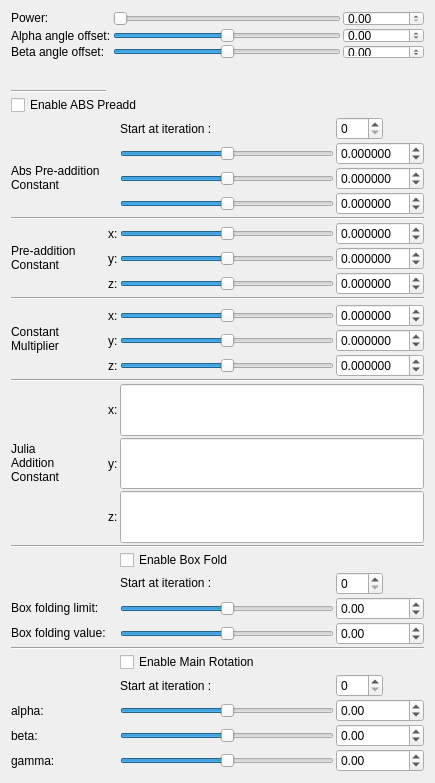
Old version of the form mandelbulber2/qt_data/fractal_mandelbulb5.ui in the repository buddhi1980/mandelbulber2.
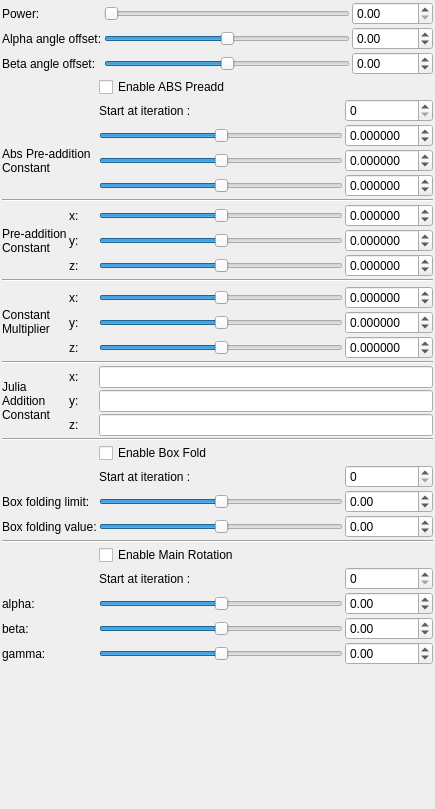
New version of the form. Custom widgets are drawn as their Qt base class.

Commit message: Mandelbulb5 code cleaned up. Added vector * vector mutiply in CVector class Cleaned up ui for Mandelbulb5 (but it can't be final version)

Diff of the .ui file:
```diff
--- a/mandelbulber2/qt_data/fractal_mandelbulb5.ui
+++ b/mandelbulber2/qt_data/fractal_mandelbulb5.ui
@@ -7,7 +7,7 @@
     <x>0</x>
     <y>0</y>
     <width>435</width>
-    <height>783</height>
+    <height>809</height>
    </rect>
   </property>
   <property name="windowTitle">
@@ -16,14 +16,35 @@
   <property name="layoutDirection">
    <enum>Qt::LeftToRight</enum>
   </property>
-  <layout class="QFormLayout" name="formLayout">
-   <item row="2" column="0" colspan="2">
+  <layout class="QVBoxLayout" name="verticalLayout">
+   <property name="spacing">
+    <number>2</number>
+   </property>
+   <property name="leftMargin">
+    <number>2</number>
+   </property>
+   <property name="topMargin">
+    <number>2</number>
+   </property>
+   <property name="rightMargin">
+    <number>2</number>
+   </property>
+   <property name="bottomMargin">
+    <number>2</number>
+   </property>
+   <item>
     <layout class="QGridLayout" name="gridLayout">
      <property name="spacing">
       <number>2</number>
      </property>
      <item row="1" column="1">
       <widget class="QSlider" name="slider_mandelbulb5_alpha_angle_offset">
+       <property name="sizePolicy">
+        <sizepolicy hsizetype="Expanding" vsizetype="Maximum">
+         <horstretch>0</horstretch>
+         <verstretch>0</verstretch>
+        </sizepolicy>
+       </property>
        <property name="minimum">
         <number>-18000</number>
        </property>
@@ -127,12 +148,6 @@
      </item>
      <item row="0" column="0">
       <widget class="QLabel" name="label_7">
-       <property name="sizePolicy">
-        <sizepolicy hsizetype="Fixed" vsizetype="Fixed">
-         <horstretch>0</horstretch>
-         <verstretch>0</verstretch>
-        </sizepolicy>
-       </property>
        <property name="text">
         <string>Power:</string>
        </property>
@@ -140,12 +155,6 @@
      </item>
      <item row="1" column="0">
       <widget class="QLabel" name="label_8">
-       <property name="sizePolicy">
-        <sizepolicy hsizetype="Minimum" vsizetype="Preferred">
-         <horstretch>0</horstretch>
-         <verstretch>0</verstretch>
-        </sizepolicy>
-       </property>
        <property name="text">
         <string>Alpha angle offset:</string>
        </property>
@@ -160,6 +169,12 @@
      </item>
      <item row="2" column="1">
       <widget class="QSlider" name="slider_mandelbulb5_beta_angle_offset">
+       <property name="sizePolicy">
+        <sizepolicy hsizetype="Expanding" vsizetype="Maximum">
+         <horstretch>0</horstretch>
+         <verstretch>0</verstretch>
+        </sizepolicy>
+       </property>
        <property name="minimum">
         <number>-18000</number>
        </property>
@@ -180,7 +195,7 @@
      <item row="0" column="1">
       <widget class="QSlider" name="slider_mandelbulb5_power">
        <property name="sizePolicy">
-        <sizepolicy hsizetype="Expanding" vsizetype="Fixed">
+        <sizepolicy hsizetype="Expanding" vsizetype="Maximum">
          <horstretch>0</horstretch>
          <verstretch>0</verstretch>
         </sizepolicy>
@@ -198,15 +213,15 @@
      </item>
     </layout>
    </item>
-   <item row="3" column="0" colspan="2">
+   <item>
     <layout class="QGridLayout" name="gridLayout_3">
      <property name="spacing">
       <number>2</number>
      </property>
-     <item row="24" column="3">
+     <item row="21" column="3">
       <widget class="MyDoubleSpinBox" name="spinbox_mandelbulb5_folding_limit">
        <property name="sizePolicy">
-        <sizepolicy hsizetype="Minimum" vsizetype="Minimum">
+        <sizepolicy hsizetype="Minimum" vsizetype="Maximum">
          <horstretch>0</horstretch>
          <verstretch>0</verstretch>
         </sizepolicy>
@@ -231,10 +246,10 @@
        </property>
       </widget>
      </item>
-     <item row="15" column="2">
+     <item row="13" column="2">
       <widget class="QSlider" name="slider3_mandelbulb5_constantMultiplier_z">
        <property name="sizePolicy">
-        <sizepolicy hsizetype="Expanding" vsizetype="Fixed">
+        <sizepolicy hsizetype="Expanding" vsizetype="Maximum">
          <horstretch>0</horstretch>
          <verstretch>0</verstretch>
         </sizepolicy>
@@ -253,8 +268,21 @@
        </property>
       </widget>
      </item>
-     <item row="4" column="3">
+     <item row="6" column="1">
+      <widget class="QLabel" name="label_3">
+       <property name="text">
+        <string>x:</string>
+       </property>
+      </widget>
+     </item>
+     <item row="2" column="3">
       <widget class="MyDoubleSpinBox" name="spinbox3_mandelbulb5_absPreadd_x">
+       <property name="sizePolicy">
+        <sizepolicy hsizetype="Minimum" vsizetype="Maximum">
+         <horstretch>0</horstretch>
+         <verstretch>0</verstretch>
+        </sizepolicy>
+       </property>
        <property name="prefix">
         <string/>
        </property>
@@ -269,27 +297,24 @@
        </property>
       </widget>
      </item>
-     <item row="25" column="0">
-      <widget class="QLabel" name="label_10">
-       <property name="sizePolicy">
-        <sizepolicy hsizetype="Fixed" vsizetype="Fixed">
-         <horstretch>0</horstretch>
-         <verstretch>0</verstretch>
-        </sizepolicy>
-       </property>
-       <property name="text">
-        <string>Box folding value:</string>
-       </property>
-      </widget>
-     </item>
-     <item row="9" column="1">
+     <item row="7" column="1">
       <widget class="QLabel" name="label_4">
        <property name="text">
         <string>y:</string>
        </property>
       </widget>
      </item>
-     <item row="27" column="2" colspan="2">
+     <item row="15" column="2" colspan="2">
+      <widget class="MyLineEdit" name="vect3_mandelbulb5_juliaAddConstant_x">
+       <property name="sizePolicy">
+        <sizepolicy hsizetype="Minimum" vsizetype="Maximum">
+         <horstretch>0</horstretch>
+         <verstretch>0</verstretch>
+        </sizepolicy>
+       </property>
+      </widget>
+     </item>
+     <item row="24" column="2" colspan="2">
       <widget class="MyCheckBox" name="checkBox_mandelbulb5_main_rotation_enabled">
        <property name="sizePolicy">
         <sizepolicy hsizetype="Minimum" vsizetype="Maximum">
@@ -302,20 +327,10 @@
        </property>
       </widget>
      </item>
-     <item row="17" column="2" colspan="2">
-      <widget class="MyLineEdit" name="vect3_mandelbulb5_juliaAddConstant_x">
-       <property name="sizePolicy">
-        <sizepolicy hsizetype="Expanding" vsizetype="Expanding">
-         <horstretch>0</horstretch>
-         <verstretch>0</verstretch>
-        </sizepolicy>
-       </property>
-      </widget>
-     </item>
-     <item row="15" column="3">
+     <item row="13" column="3">
       <widget class="MyDoubleSpinBox" name="spinbox3_mandelbulb5_constantMultiplier_z">
        <property name="sizePolicy">
-        <sizepolicy hsizetype="Minimum" vsizetype="Minimum">
+        <sizepolicy hsizetype="Minimum" vsizetype="Maximum">
          <horstretch>0</horstretch>
          <verstretch>0</verstretch>
         </sizepolicy>
@@ -340,10 +355,10 @@
        </property>
       </widget>
      </item>
-     <item row="10" column="3">
+     <item row="8" column="3">
       <widget class="MyDoubleSpinBox" name="spinbox3_mandelbulb5_preadd_z">
        <property name="sizePolicy">
-        <sizepolicy hsizetype="Minimum" vsizetype="Minimum">
+        <sizepolicy hsizetype="Minimum" vsizetype="Maximum">
          <horstretch>0</horstretch>
          <verstretch>0</verstretch>
         </sizepolicy>
@@ -359,17 +374,17 @@
        </property>
       </widget>
      </item>
-     <item row="18" column="1">
+     <item row="16" column="1">
       <widget class="QLabel" name="label_13">
        <property name="text">
         <string>y:</string>
        </property>
       </widget>
      </item>
-     <item row="8" column="3">
+     <item row="6" column="3">
       <widget class="MyDoubleSpinBox" name="spinbox3_mandelbulb5_preadd_x">
        <property name="sizePolicy">
-        <sizepolicy hsizetype="Minimum" vsizetype="Minimum">
+        <sizepolicy hsizetype="Minimum" vsizetype="Maximum">
          <horstretch>0</horstretch>
          <verstretch>0</verstretch>
         </sizepolicy>
@@ -388,10 +403,10 @@
        </property>
       </widget>
      </item>
-     <item row="10" column="2">
+     <item row="8" column="2">
       <widget class="QSlider" name="slider3_mandelbulb5_preadd_z">
        <property name="sizePolicy">
-        <sizepolicy hsizetype="Expanding" vsizetype="Fixed">
+        <sizepolicy hsizetype="Expanding" vsizetype="Maximum">
          <horstretch>0</horstretch>
          <verstretch>0</verstretch>
         </sizepolicy>
@@ -407,58 +422,17 @@
        </property>
       </widget>
      </item>
-     <item row="19" column="1">
+     <item row="17" column="1">
       <widget class="QLabel" name="label_15">
        <property name="text">
         <string>z:</string>
        </property>
       </widget>
      </item>
-     <item row="13" column="3">
-      <widget class="MyDoubleSpinBox" name="spinbox3_mandelbulb5_constantMultiplier_x">
-       <property name="sizePolicy">
-        <sizepolicy hsizetype="Minimum" vsizetype="Minimum">
-         <horstretch>0</horstretch>
-         <verstretch>0</verstretch>
-        </sizepolicy>
-       </property>
-       <property name="prefix">
-        <string/>
-       </property>
-       <property name="suffix">
-        <string/>
-       </property>
-       <property name="decimals">
-        <number>6</number>
-       </property>
-       <property name="minimum">
-        <double>-99.989999999999995</double>
-       </property>
-       <property name="maximum">
-        <double>99.989999999999995</double>
-       </property>
-       <property name="singleStep">
-        <double>0.100000000000000</double>
-       </property>
-      </widget>
-     </item>
-     <item row="13" column="1">
-      <widget class="QLabel" name="label_115">
-       <property name="sizePolicy">
-        <sizepolicy hsizetype="Preferred" vsizetype="Preferred">
-         <horstretch>0</horstretch>
-         <verstretch>0</verstretch>
-        </sizepolicy>
-       </property>
-       <property name="text">
-        <string>x:</string>
-       </property>
-      </widget>
-     </item>
-     <item row="30" column="2">
+     <item row="27" column="2">
       <widget class="QSlider" name="slider3_mandelbulb5_rotation_main_y">
        <property name="sizePolicy">
-        <sizepolicy hsizetype="Expanding" vsizetype="Fixed">
+        <sizepolicy hsizetype="Expanding" vsizetype="Maximum">
          <horstretch>0</horstretch>
          <verstretch>0</verstretch>
         </sizepolicy>
@@ -474,27 +448,68 @@
        </property>
       </widget>
      </item>
-     <item row="18" column="2" colspan="2">
+     <item row="11" column="3">
+      <widget class="MyDoubleSpinBox" name="spinbox3_mandelbulb5_constantMultiplier_x">
+       <property name="sizePolicy">
+        <sizepolicy hsizetype="Minimum" vsizetype="Maximum">
+         <horstretch>0</horstretch>
+         <verstretch>0</verstretch>
+        </sizepolicy>
+       </property>
+       <property name="prefix">
+        <string/>
+       </property>
+       <property name="suffix">
+        <string/>
+       </property>
+       <property name="decimals">
+        <number>6</number>
+       </property>
+       <property name="minimum">
+        <double>-99.989999999999995</double>
+       </property>
+       <property name="maximum">
+        <double>99.989999999999995</double>
+       </property>
+       <property name="singleStep">
+        <double>0.100000000000000</double>
+       </property>
+      </widget>
+     </item>
+     <item row="16" column="2" colspan="2">
       <widget class="MyLineEdit" name="vect3_mandelbulb5_juliaAddConstant_y">
        <property name="sizePolicy">
-        <sizepolicy hsizetype="Expanding" vsizetype="Expanding">
+        <sizepolicy hsizetype="Minimum" vsizetype="Maximum">
          <horstretch>0</horstretch>
          <verstretch>0</verstretch>
         </sizepolicy>
        </property>
       </widget>
      </item>
-     <item row="20" column="0" colspan="4">
+     <item row="11" column="1">
+      <widget class="QLabel" name="label_115">
+       <property name="sizePolicy">
+        <sizepolicy hsizetype="Preferred" vsizetype="Preferred">
+         <horstretch>0</horstretch>
+         <verstretch>0</verstretch>
+        </sizepolicy>
+       </property>
+       <property name="text">
+        <string>x:</string>
+       </property>
+      </widget>
+     </item>
+     <item row="18" column="0" colspan="4">
       <widget class="Line" name="line_2">
        <property name="orientation">
         <enum>Qt::Horizontal</enum>
        </property>
       </widget>
      </item>
-     <item row="9" column="2">
+     <item row="7" column="2">
       <widget class="QSlider" name="slider3_mandelbulb5_preadd_y">
        <property name="sizePolicy">
-        <sizepolicy hsizetype="Expanding" vsizetype="Fixed">
+        <sizepolicy hsizetype="Expanding" vsizetype="Maximum">
          <horstretch>0</horstretch>
          <verstretch>0</verstretch>
         </sizepolicy>
@@ -510,30 +525,38 @@
        </property>
       </widget>
      </item>
-     <item row="24" column="0">
-      <widget class="QLabel" name="label_12">
+     <item row="12" column="3">
+      <widget class="MyDoubleSpinBox" name="spinbox3_mandelbulb5_constantMultiplier_y">
        <property name="sizePolicy">
-        <sizepolicy hsizetype="Fixed" vsizetype="Fixed">
+        <sizepolicy hsizetype="Minimum" vsizetype="Maximum">
          <horstretch>0</horstretch>
          <verstretch>0</verstretch>
         </sizepolicy>
        </property>
-       <property name="text">
-        <string>Box folding limit:</string>
+       <property name="prefix">
+        <string/>
        </property>
-      </widget>
-     </item>
-     <item row="8" column="1">
-      <widget class="QLabel" name="label_3">
-       <property name="text">
-        <string>x:</string>
+       <property name="suffix">
+        <string/>
        </property>
+       <property name="decimals">
+        <number>6</number>
+       </property>
+       <property name="minimum">
+        <double>-99.989999999999995</double>
+       </property>
+       <property name="maximum">
+        <double>99.989999999999995</double>
+       </property>
+       <property name="singleStep">
+        <double>0.100000000000000</double>
+       </property>
       </widget>
      </item>
-     <item row="13" column="2">
+     <item row="11" column="2">
       <widget class="QSlider" name="slider3_mandelbulb5_constantMultiplier_x">
        <property name="sizePolicy">
-        <sizepolicy hsizetype="Expanding" vsizetype="Fixed">
+        <sizepolicy hsizetype="Expanding" vsizetype="Maximum">
          <horstretch>0</horstretch>
          <verstretch>0</verstretch>
         </sizepolicy>
@@ -552,21 +575,56 @@
        </property>
       </widget>
      </item>
-     <item row="26" column="0" colspan="4">
+     <item row="23" column="0" colspan="4">
       <widget class="Line" name="line">
        <property name="orientation">
         <enum>Qt::Horizontal</enum>
        </property>
       </widget>
      </item>
-     <item row="12" column="0" rowspan="4">
+     <item row="21" column="2">
+      <widget class="QSlider" name="slider_mandelbulb5_folding_limit">
+       <property name="sizePolicy">
+        <sizepolicy hsizetype="Expanding" vsizetype="Maximum">
+         <horstretch>0</horstretch>
+         <verstretch>0</verstretch>
+        </sizepolicy>
+       </property>
+       <property name="minimum">
+        <number>-1000</number>
+       </property>
+       <property name="maximum">
+        <number>1000</number>
+       </property>
+       <property name="singleStep">
+        <number>1</number>
+       </property>
+       <property name="orientation">
+        <enum>Qt::Horizontal</enum>
+       </property>
+      </widget>
+     </item>
+     <item row="6" column="2">
+      <widget class="QSlider" name="slider3_mandelbulb5_preadd_x">
+       <property name="sizePolicy">
+        <sizepolicy hsizetype="Expanding" vsizetype="Maximum">
+         <horstretch>0</horstretch>
+         <verstretch>0</verstretch>
+        </sizepolicy>
+       </property>
+       <property name="minimum">
+        <number>-5000000</number>
+       </property>
+       <property name="maximum">
+        <number>5000000</number>
+       </property>
+       <property name="orientation">
+        <enum>Qt::Horizontal</enum>
+       </property>
+      </widget>
+     </item>
+     <item row="10" column="0" rowspan="4">
       <widget class="QLabel" name="label_2">
-       <property name="sizePolicy">
-        <sizepolicy hsizetype="Fixed" vsizetype="Fixed">
-         <horstretch>0</horstretch>
-         <verstretch>0</verstretch>
-        </sizepolicy>
-       </property>
        <property name="text">
         <string>Constant 
 Multiplier</string>
@@ -576,82 +634,28 @@
        </property>
       </widget>
      </item>
-     <item row="24" column="2">
-      <widget class="QSlider" name="slider_mandelbulb5_folding_limit">
-       <property name="sizePolicy">
-        <sizepolicy hsizetype="Expanding" vsizetype="Fixed">
-         <horstretch>0</horstretch>
-         <verstretch>0</verstretch>
-        </sizepolicy>
-       </property>
-       <property name="minimum">
-        <number>-1000</number>
-       </property>
-       <property name="maximum">
-        <number>1000</number>
-       </property>
-       <property name="singleStep">
-        <number>1</number>
-       </property>
-       <property name="orientation">
-        <enum>Qt::Horizontal</enum>
-       </property>
-      </widget>
-     </item>
-     <item row="8" column="2">
-      <widget class="QSlider" name="slider3_mandelbulb5_preadd_x">
-       <property name="sizePolicy">
-        <sizepolicy hsizetype="Expanding" vsizetype="Fixed">
-         <horstretch>0</horstretch>
-         <verstretch>0</verstretch>
-        </sizepolicy>
-       </property>
-       <property name="minimum">
-        <number>-5000000</number>
-       </property>
-       <property name="maximum">
-        <number>5000000</number>
-       </property>
-       <property name="orientation">
-        <enum>Qt::Horizontal</enum>
-       </property>
-      </widget>
-     </item>
-     <item row="17" column="1">
+     <item row="15" column="1">
       <widget class="QLabel" name="label_6">
        <property name="text">
         <string>x:</string>
        </property>
       </widget>
      </item>
-     <item row="9" column="3">
-      <widget class="MyDoubleSpinBox" name="spinbox3_mandelbulb5_preadd_y">
-       <property name="sizePolicy">
-        <sizepolicy hsizetype="Minimum" vsizetype="Minimum">
-         <horstretch>0</horstretch>
-         <verstretch>0</verstretch>
-        </sizepolicy>
-       </property>
-       <property name="decimals">
-        <number>6</number>
-       </property>
-       <property name="minimum">
-        <double>-99.989999999999995</double>
-       </property>
-       <property name="singleStep">
-        <double>0.100000000000000</double>
-       </property>
-      </widget>
-     </item>
-     <item row="10" column="1">
+     <item row="8" column="1">
       <widget class="QLabel" name="label_11">
        <property name="text">
         <string>z:</string>
        </property>
       </widget>
      </item>
-     <item row="6" column="3">
+     <item row="4" column="3">
       <widget class="MyDoubleSpinBox" name="spinbox3_mandelbulb5_absPreadd_z">
+       <property name="sizePolicy">
+        <sizepolicy hsizetype="Minimum" vsizetype="Maximum">
+         <horstretch>0</horstretch>
+         <verstretch>0</verstretch>
+        </sizepolicy>
+       </property>
        <property name="decimals">
         <number>6</number>
        </property>
@@ -666,48 +670,45 @@
        </property>
       </widget>
      </item>
-     <item row="5" column="2">
+     <item row="7" column="3">
+      <widget class="MyDoubleSpinBox" name="spinbox3_mandelbulb5_preadd_y">
+       <property name="sizePolicy">
+        <sizepolicy hsizetype="Minimum" vsizetype="Maximum">
+         <horstretch>0</horstretch>
+         <verstretch>0</verstretch>
+        </sizepolicy>
+       </property>
+       <property name="decimals">
+        <number>6</number>
+       </property>
+       <property name="minimum">
+        <double>-99.989999999999995</double>
+       </property>
+       <property name="singleStep">
+        <double>0.100000000000000</double>
+       </property>
+      </widget>
+     </item>
+     <item row="3" column="2">
       <widget class="QSlider" name="slider3_mandelbulb5_absPreadd_y">
-       <property name="minimum">
-        <number>-5000000</number>
-       </property>
-       <property name="maximum">
-        <number>5000000</number>
-       </property>
-       <property name="orientation">
-        <enum>Qt::Horizontal</enum>
-       </property>
-      </widget>
-     </item>
-     <item row="25" column="3">
-      <widget class="MyDoubleSpinBox" name="spinbox_mandelbulb5_folding_value">
        <property name="sizePolicy">
-        <sizepolicy hsizetype="Minimum" vsizetype="Minimum">
+        <sizepolicy hsizetype="Expanding" vsizetype="Maximum">
          <horstretch>0</horstretch>
          <verstretch>0</verstretch>
         </sizepolicy>
        </property>
-       <property name="prefix">
-        <string/>
-       </property>
-       <property name="suffix">
-        <string/>
-       </property>
-       <property name="decimals">
-        <number>2</number>
-       </property>
        <property name="minimum">
-        <double>-100.000000000000000</double>
+        <number>-5000000</number>
        </property>
        <property name="maximum">
-        <double>100.000000000000000</double>
+        <number>5000000</number>
        </property>
-       <property name="singleStep">
-        <double>0.100000000000000</double>
+       <property name="orientation">
+        <enum>Qt::Horizontal</enum>
        </property>
       </widget>
      </item>
-     <item row="15" column="1">
+     <item row="13" column="1">
       <widget class="QLabel" name="label_117">
        <property name="sizePolicy">
         <sizepolicy hsizetype="Preferred" vsizetype="Preferred">
@@ -720,10 +721,10 @@
        </property>
       </widget>
      </item>
-     <item row="30" column="3">
+     <item row="27" column="3">
       <widget class="MyDoubleSpinBox" name="spinbox3_mandelbulb5_rotation_main_y">
        <property name="sizePolicy">
-        <sizepolicy hsizetype="Minimum" vsizetype="Minimum">
+        <sizepolicy hsizetype="Minimum" vsizetype="Maximum">
          <horstretch>0</horstretch>
          <verstretch>0</verstretch>
         </sizepolicy>
@@ -736,10 +737,38 @@
        </property>
       </widget>
      </item>
-     <item row="28" column="3">
+     <item row="22" column="3">
+      <widget class="MyDoubleSpinBox" name="spinbox_mandelbulb5_folding_value">
+       <property name="sizePolicy">
+        <sizepolicy hsizetype="Minimum" vsizetype="Maximum">
+         <horstretch>0</horstretch>
+         <verstretch>0</verstretch>
+        </sizepolicy>
+       </property>
+       <property name="prefix">
+        <string/>
+       </property>
+       <property name="suffix">
+        <string/>
+       </property>
+       <property name="decimals">
+        <number>2</number>
+       </property>
+       <property name="minimum">
+        <double>-100.000000000000000</double>
+       </property>
+       <property name="maximum">
+        <double>100.000000000000000</double>
+       </property>
+       <property name="singleStep">
+        <double>0.100000000000000</double>
+       </property>
+      </widget>
+     </item>
+     <item row="25" column="3">
       <widget class="MySpinBox" name="spinboxInt_mandelbulb5_main_rotation_iterations">
        <property name="sizePolicy">
-        <sizepolicy hsizetype="Fixed" vsizetype="Minimum">
+        <sizepolicy hsizetype="Minimum" vsizetype="Maximum">
          <horstretch>0</horstretch>
          <verstretch>0</verstretch>
         </sizepolicy>
@@ -749,29 +778,10 @@
        </property>
       </widget>
      </item>
-     <item row="29" column="3">
-      <widget class="MyDoubleSpinBox" name="spinbox3_mandelbulb5_rotation_main_x">
-       <property name="sizePolicy">
-        <sizepolicy hsizetype="Minimum" vsizetype="Minimum">
-         <horstretch>0</horstretch>
-         <verstretch>0</verstretch>
-        </sizepolicy>
-       </property>
-       <property name="minimum">
-        <double>-36000.000000000000000</double>
-       </property>
-       <property name="maximum">
-        <double>36000.000000000000000</double>
-       </property>
-       <property name="value">
-        <double>0.000000000000000</double>
-       </property>
-      </widget>
-     </item>
-     <item row="25" column="2">
+     <item row="22" column="2">
       <widget class="QSlider" name="slider_mandelbulb5_folding_value">
        <property name="sizePolicy">
-        <sizepolicy hsizetype="Expanding" vsizetype="Fixed">
+        <sizepolicy hsizetype="Expanding" vsizetype="Maximum">
          <horstretch>0</horstretch>
          <verstretch>0</verstretch>
         </sizepolicy>
@@ -790,10 +800,10 @@
        </property>
       </widget>
      </item>
-     <item row="14" column="2">
+     <item row="12" column="2">
       <widget class="QSlider" name="slider3_mandelbulb5_constantMultiplier_y">
        <property name="sizePolicy">
-        <sizepolicy hsizetype="Expanding" vsizetype="Fixed">
+        <sizepolicy hsizetype="Expanding" vsizetype="Maximum">
          <horstretch>0</horstretch>
          <verstretch>0</verstretch>
         </sizepolicy>
@@ -812,14 +822,26 @@
        </property>
       </widget>
      </item>
-     <item row="1" column="0" colspan="3">
-      <widget class="MyCheckBox" name="checkBox_mandelbulb5_absPreadd_enabled">
-       <property name="text">
-        <string>Enable ABS Preadd</string>
+     <item row="26" column="3">
+      <widget class="MyDoubleSpinBox" name="spinbox3_mandelbulb5_rotation_main_x">
+       <property name="sizePolicy">
+        <sizepolicy hsizetype="Minimum" vsizetype="Maximum">
+         <horstretch>0</horstretch>
+         <verstretch>0</verstretch>
+        </sizepolicy>
+       </property>
+       <property name="minimum">
+        <double>-36000.000000000000000</double>
+       </property>
+       <property name="maximum">
+        <double>36000.000000000000000</double>
+       </property>
+       <property name="value">
+        <double>0.000000000000000</double>
        </property>
       </widget>
      </item>
-     <item row="14" column="1">
+     <item row="12" column="1">
       <widget class="QLabel" name="label_116">
        <property name="sizePolicy">
         <sizepolicy hsizetype="Preferred" vsizetype="Preferred">
@@ -832,26 +854,7 @@
        </property>
       </widget>
      </item>
-     <item row="31" column="3">
-      <widget class="MyDoubleSpinBox" name="spinbox3_mandelbulb5_rotation_main_z">
-       <property name="sizePolicy">
-        <sizepolicy hsizetype="Minimum" vsizetype="Minimum">
-         <horstretch>0</horstretch>
-         <verstretch>0</verstretch>
-        </sizepolicy>
-       </property>
-       <property name="minimum">
-        <double>-36000.000000000000000</double>
-       </property>
-       <property name="maximum">
-        <double>36000.000000000000000</double>
-       </property>
-       <property name="value">
-        <double>0.000000000000000</double>
-       </property>
-      </widget>
-     </item>
-     <item row="11" column="0" colspan="4">
+     <item row="9" column="0" colspan="4">
       <widget class="Line" name="line_4">
        <property name="sizePolicy">
         <sizepolicy hsizetype="Expanding" vsizetype="Fixed">
@@ -864,43 +867,36 @@
        </property>
       </widget>
      </item>
-     <item row="29" column="0">
-      <widget class="QLabel" name="label_18">
+     <item row="28" column="3">
+      <widget class="MyDoubleSpinBox" name="spinbox3_mandelbulb5_rotation_main_z">
        <property name="sizePolicy">
-        <sizepolicy hsizetype="Fixed" vsizetype="Preferred">
+        <sizepolicy hsizetype="Minimum" vsizetype="Maximum">
          <horstretch>0</horstretch>
          <verstretch>0</verstretch>
         </sizepolicy>
        </property>
-       <property name="text">
-        <string>alpha:</string>
+       <property name="minimum">
+        <double>-36000.000000000000000</double>
        </property>
-      </widget>
-     </item>
-     <item row="30" column="0">
-      <widget class="QLabel" name="label_19">
-       <property name="sizePolicy">
-        <sizepolicy hsizetype="Fixed" vsizetype="Preferred">
-         <horstretch>0</horstretch>
-         <verstretch>0</verstretch>
-        </sizepolicy>
+       <property name="maximum">
+        <double>36000.000000000000000</double>
        </property>
-       <property name="text">
-        <string>beta:</string>
+       <property name="value">
+        <double>0.000000000000000</double>
        </property>
       </widget>
      </item>
-     <item row="19" column="2" colspan="2">
+     <item row="17" column="2" colspan="2">
       <widget class="MyLineEdit" name="vect3_mandelbulb5_juliaAddConstant_z">
        <property name="sizePolicy">
-        <sizepolicy hsizetype="Expanding" vsizetype="Expanding">
+        <sizepolicy hsizetype="Minimum" vsizetype="Maximum">
          <horstretch>0</horstretch>
          <verstretch>0</verstretch>
         </sizepolicy>
        </property>
       </widget>
      </item>
-     <item row="21" column="2">
+     <item row="19" column="2">
       <widget class="MyCheckBox" name="checkBox_mandelbulb5_box_fold_enabled">
        <property name="sizePolicy">
         <sizepolicy hsizetype="Minimum" vsizetype="Minimum">
@@ -913,10 +909,10 @@
        </property>
       </widget>
      </item>
-     <item row="29" column="2">
+     <item row="26" column="2">
       <widget class="QSlider" name="slider3_mandelbulb5_rotation_main_x">
        <property name="sizePolicy">
-        <sizepolicy hsizetype="Expanding" vsizetype="Fixed">
+        <sizepolicy hsizetype="Expanding" vsizetype="Maximum">
          <horstretch>0</horstretch>
          <verstretch>0</verstretch>
         </sizepolicy>
@@ -932,29 +928,29 @@
        </property>
       </widget>
      </item>
-     <item row="16" column="0" colspan="4">
+     <item row="14" column="0" colspan="4">
       <widget class="Line" name="line_3">
        <property name="orientation">
         <enum>Qt::Horizontal</enum>
        </property>
       </widget>
      </item>
-     <item row="8" column="0" rowspan="3">
+     <item row="6" column="0" rowspan="3">
       <widget class="QLabel" name="label">
-       <property name="sizePolicy">
-        <sizepolicy hsizetype="Fixed" vsizetype="Fixed">
-         <horstretch>0</horstretch>
-         <verstretch>0</verstretch>
-        </sizepolicy>
-       </property>
        <property name="text">
         <string>Pre-addition
 Constant</string>
        </property>
       </widget>
      </item>
-     <item row="5" column="3">
+     <item row="3" column="3">
       <widget class="MyDoubleSpinBox" name="spinbox3_mandelbulb5_absPreadd_y">
+       <property name="sizePolicy">
+        <sizepolicy hsizetype="Minimum" vsizetype="Maximum">
+         <horstretch>0</horstretch>
+         <verstretch>0</verstretch>
+        </sizepolicy>
+       </property>
        <property name="decimals">
         <number>6</number>
        </property>
@@ -969,27 +965,8 @@
        </property>
       </widget>
      </item>
-     <item row="3" column="2">
-      <widget class="QLabel" name="label_21">
-       <property name="sizePolicy">
-        <sizepolicy hsizetype="Fixed" vsizetype="Preferred">
-         <horstretch>0</horstretch>
-         <verstretch>0</verstretch>
-        </sizepolicy>
-       </property>
-       <property name="text">
-        <string>Start at iteration :</string>
-       </property>
-      </widget>
-     </item>
-     <item row="17" column="0" rowspan="3">
+     <item row="15" column="0" rowspan="3">
       <widget class="QLabel" name="label_5">
-       <property name="sizePolicy">
-        <sizepolicy hsizetype="Fixed" vsizetype="Fixed">
-         <horstretch>0</horstretch>
-         <verstretch>0</verstretch>
-        </sizepolicy>
-       </property>
        <property name="text">
         <string>Julia
 Addition
@@ -997,36 +974,14 @@
        </property>
       </widget>
      </item>
-     <item row="14" column="3">
-      <widget class="MyDoubleSpinBox" name="spinbox3_mandelbulb5_constantMultiplier_y">
-       <property name="sizePolicy">
-        <sizepolicy hsizetype="Minimum" vsizetype="Minimum">
-         <horstretch>0</horstretch>
-         <verstretch>0</verstretch>
-        </sizepolicy>
-       </property>
-       <property name="prefix">
-        <string/>
-       </property>
-       <property name="suffix">
-        <string/>
-       </property>
-       <property name="decimals">
-        <number>6</number>
-       </property>
-       <property name="minimum">
-        <double>-99.989999999999995</double>
-       </property>
-       <property name="maximum">
-        <double>99.989999999999995</double>
-       </property>
-       <property name="singleStep">
-        <double>0.100000000000000</double>
-       </property>
-      </widget>
-     </item>
-     <item row="4" column="2">
+     <item row="2" column="2">
       <widget class="QSlider" name="slider3_mandelbulb5_absPreadd_x">
+       <property name="sizePolicy">
+        <sizepolicy hsizetype="Expanding" vsizetype="Maximum">
+         <horstretch>0</horstretch>
+         <verstretch>0</verstretch>
+        </sizepolicy>
+       </property>
        <property name="minimum">
         <number>-5000000</number>
        </property>
@@ -1044,7 +999,7 @@
        </property>
       </widget>
      </item>
-     <item row="7" column="0" colspan="4">
+     <item row="5" column="0" colspan="4">
       <widget class="Line" name="line_5">
        <property name="sizePolicy">
         <sizepolicy hsizetype="Expanding" vsizetype="Fixed">
@@ -1057,23 +1012,10 @@
        </property>
       </widget>
      </item>
-     <item row="31" column="0">
-      <widget class="QLabel" name="label_20">
-       <property name="sizePolicy">
-        <sizepolicy hsizetype="Fixed" vsizetype="Preferred">
-         <horstretch>0</horstretch>
-         <verstretch>0</verstretch>
-        </sizepolicy>
-       </property>
-       <property name="text">
-        <string>gamma:</string>
-       </property>
-      </widget>
-     </item>
-     <item row="31" column="2">
+     <item row="28" column="2">
       <widget class="QSlider" name="slider3_mandelbulb5_rotation_main_z">
        <property name="sizePolicy">
-        <sizepolicy hsizetype="Expanding" vsizetype="Fixed">
+        <sizepolicy hsizetype="Expanding" vsizetype="Maximum">
          <horstretch>0</horstretch>
          <verstretch>0</verstretch>
         </sizepolicy>
@@ -1089,41 +1031,14 @@
        </property>
       </widget>
      </item>
-     <item row="4" column="0" rowspan="3" colspan="2">
-      <widget class="QLabel" name="label_16">
-       <property name="sizePolicy">
-        <sizepolicy hsizetype="Fixed" vsizetype="Fixed">
-         <horstretch>0</horstretch>
-         <verstretch>0</verstretch>
-        </sizepolicy>
-       </property>
-       <property name="text">
-        <string>Abs Pre-addition 
-Constant</string>
-       </property>
-      </widget>
-     </item>
-     <item row="23" column="3">
-      <widget class="MySpinBox" name="spinboxInt_mandelbulb5_box_fold_iterations">
-       <property name="sizePolicy">
-        <sizepolicy hsizetype="Fixed" vsizetype="Minimum">
-         <horstretch>0</horstretch>
-         <verstretch>0</verstretch>
-        </sizepolicy>
-       </property>
-       <property name="minimum">
-        <number>0</number>
-       </property>
-       <property name="maximum">
-        <number>250</number>
-       </property>
-       <property name="value">
-        <number>0</number>
-       </property>
-      </widget>
-     </item>
-     <item row="6" column="2">
+     <item row="4" column="2">
       <widget class="QSlider" name="slider3_mandelbulb5_absPreadd_z">
+       <property name="sizePolicy">
+        <sizepolicy hsizetype="Expanding" vsizetype="Maximum">
+         <horstretch>0</horstretch>
+         <verstretch>0</verstretch>
+        </sizepolicy>
+       </property>
        <property name="minimum">
         <number>-5000000</number>
        </property>
@@ -1135,10 +1050,10 @@
        </property>
       </widget>
      </item>
-     <item row="3" column="3">
+     <item row="1" column="3">
       <widget class="QSpinBox" name="spinboxInt_mandelbulb5_absPreadd_iterations">
        <property name="sizePolicy">
-        <sizepolicy hsizetype="Fixed" vsizetype="Fixed">
+        <sizepolicy hsizetype="Minimum" vsizetype="Maximum">
          <horstretch>0</horstretch>
          <verstretch>0</verstretch>
         </sizepolicy>
@@ -1148,41 +1063,111 @@
        </property>
       </widget>
      </item>
-     <item row="28" column="2">
+     <item row="20" column="3">
+      <widget class="MySpinBox" name="spinboxInt_mandelbulb5_box_fold_iterations">
+       <property name="sizePolicy">
+        <sizepolicy hsizetype="Minimum" vsizetype="Maximum">
+         <horstretch>0</horstretch>
+         <verstretch>0</verstretch>
+        </sizepolicy>
+       </property>
+       <property name="minimum">
+        <number>0</number>
+       </property>
+       <property name="maximum">
+        <number>250</number>
+       </property>
+       <property name="value">
+        <number>0</number>
+       </property>
+      </widget>
+     </item>
+     <item row="25" column="2">
       <widget class="QLabel" name="label_17">
-       <property name="sizePolicy">
-        <sizepolicy hsizetype="Fixed" vsizetype="Preferred">
-         <horstretch>0</horstretch>
-         <verstretch>0</verstretch>
-        </sizepolicy>
-       </property>
        <property name="text">
         <string>Start at iteration :</string>
        </property>
       </widget>
      </item>
-     <item row="23" column="2">
+     <item row="20" column="2">
       <widget class="QLabel" name="label_14">
-       <property name="sizePolicy">
-        <sizepolicy hsizetype="Fixed" vsizetype="Fixed">
-         <horstretch>0</horstretch>
-         <verstretch>0</verstretch>
-        </sizepolicy>
+       <property name="text">
+        <string>Start at iteration :</string>
        </property>
+      </widget>
+     </item>
+     <item row="1" column="2">
+      <widget class="QLabel" name="label_21">
        <property name="text">
         <string>Start at iteration :</string>
        </property>
       </widget>
      </item>
-     <item row="0" column="0">
-      <widget class="Line" name="line_6">
-       <property name="orientation">
-        <enum>Qt::Horizontal</enum>
+     <item row="2" column="0" rowspan="3" colspan="2">
+      <widget class="QLabel" name="label_16">
+       <property name="text">
+        <string>Abs Pre-addition 
+Constant</string>
+       </property>
+      </widget>
+     </item>
+     <item row="21" column="0" colspan="2">
+      <widget class="QLabel" name="label_12">
+       <property name="text">
+        <string>Box folding limit:</string>
+       </property>
+      </widget>
+     </item>
+     <item row="22" column="0" colspan="2">
+      <widget class="QLabel" name="label_10">
+       <property name="text">
+        <string>Box folding value:</string>
+       </property>
+      </widget>
+     </item>
+     <item row="0" column="2" colspan="2">
+      <widget class="MyCheckBox" name="checkBox_mandelbulb5_absPreadd_enabled">
+       <property name="text">
+        <string>Enable ABS Preadd</string>
+       </property>
+      </widget>
+     </item>
+     <item row="26" column="0" colspan="2">
+      <widget class="QLabel" name="label_18">
+       <property name="text">
+        <string>alpha:</string>
+       </property>
+      </widget>
+     </item>
+     <item row="27" column="0" colspan="2">
+      <widget class="QLabel" name="label_19">
+       <property name="text">
+        <string>beta:</string>
+       </property>
+      </widget>
+     </item>
+     <item row="28" column="0" colspan="2">
+      <widget class="QLabel" name="label_20">
+       <property name="text">
+        <string>gamma:</string>
        </property>
       </widget>
      </item>
     </layout>
    </item>
+   <item>
+    <spacer name="verticalSpacer_2">
+     <property name="orientation">
+      <enum>Qt::Vertical</enum>
+     </property>
+     <property name="sizeHint" stdset="0">
+      <size>
+       <width>20</width>
+       <height>40</height>
+      </size>
+     </property>
+    </spacer>
+   </item>
   </layout>
  </widget>
  <customwidgets>
```
The commit also changes 6 other files.
